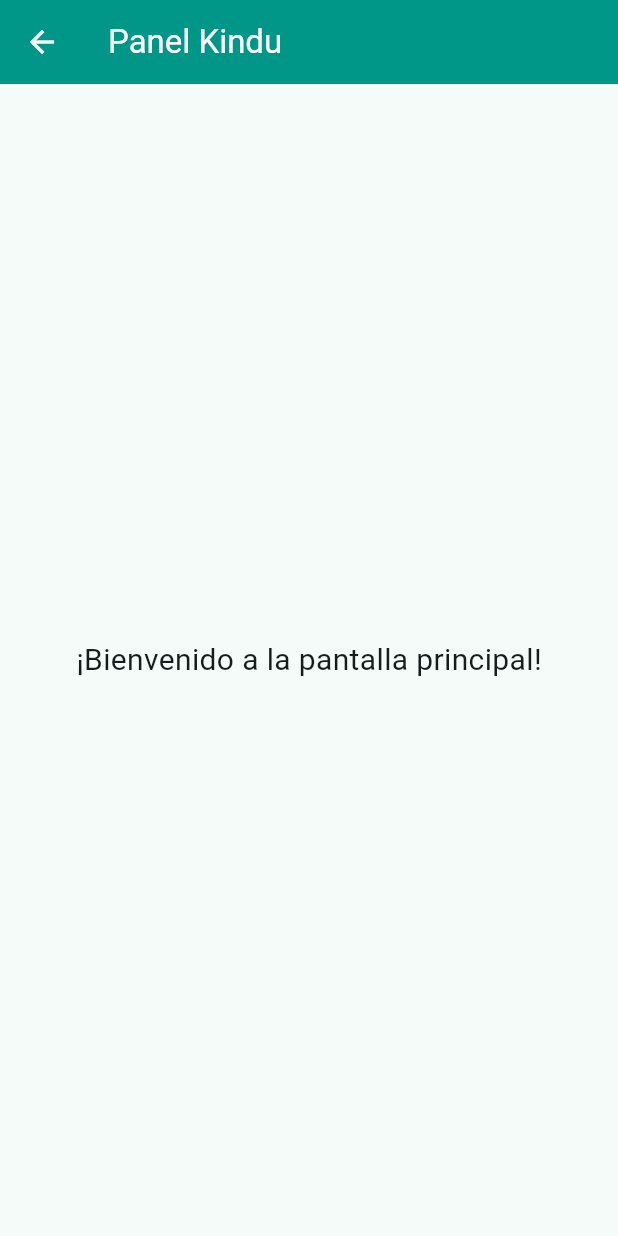
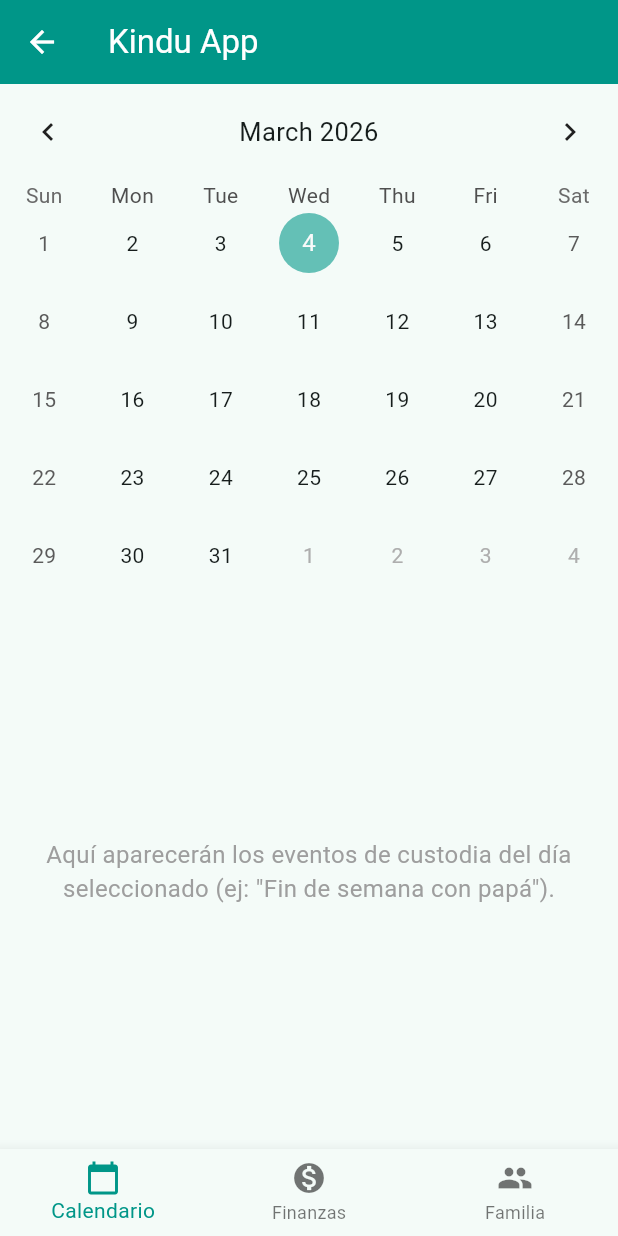
Before and after one commit to albertodev91/kindu, a Flutter app: the HomeScreen screen opened directly, on a phone screen of 412 x 824 dp. Run offline on Flutter 3.47's test engine with Material 3 defaults, Android fonts, the light colour scheme and no system bars; drawn by our look-alikes of table_calendar.

Commit message:
feat: Implementación del calendario adaptativo en la Home y corrección de navegación Auth

```diff
--- a/lib/screens/home_screen.dart
+++ b/lib/screens/home_screen.dart
@@ -1,22 +1,134 @@
 import 'package:flutter/material.dart';
+import 'package:table_calendar/table_calendar.dart'; // ¡La nueva librería en acción!
 
-class HomeScreen extends StatelessWidget {
+class HomeScreen extends StatefulWidget {
   const HomeScreen({super.key});
+
+  @override
+  State<HomeScreen> createState() => _HomeScreenState();
+}
+
+class _HomeScreenState extends State<HomeScreen> {
+  int _selectedIndex = 0;
+
+  // Ya no es 'const' porque el calendario tiene estado (días seleccionados)
+  late final List<Widget> _widgetOptions;
+
+  @override
+  void initState() {
+    super.initState();
+    _widgetOptions = <Widget>[
+      const CalendarTab(), // <-- Aquí llamamos a tu nuevo calendario real
+
+      // 2. Finanzas (Gastos)
+      Center(child: Column(
+        mainAxisAlignment: MainAxisAlignment.center,
+        children: const [
+          Icon(Icons.account_balance_wallet, size: 100, color: Colors.orange),
+          Text('Módulo de Finanzas', style: TextStyle(fontSize: 24, fontWeight: FontWeight.bold)),
+          Text('Balance de saldos'),
+        ],
+      )),
+
+      // 3. Familia (Gestión y Código)
+      Center(child: Column(
+        mainAxisAlignment: MainAxisAlignment.center,
+        children: const [
+          Icon(Icons.family_restroom, size: 100, color: Colors.blue),
+          Text('Gestión de Familia', style: TextStyle(fontSize: 24, fontWeight: FontWeight.bold)),
+          Text('Código de invitación: KINDU-2024'),
+        ],
+      )),
+    ];
+  }
+
+  void _onItemTapped(int index) {
+    setState(() {
+      _selectedIndex = index;
+    });
+  }
 
   @override
   Widget build(BuildContext context) {
     return Scaffold(
       appBar: AppBar(
-        title: const Text('Panel Kindu'),
+        title: const Text('Kindu App'),
         backgroundColor: Colors.teal,
         foregroundColor: Colors.white,
       ),
-      body: const Center(
-        child: Text(
-          '¡Bienvenido a la pantalla principal!',
-          style: TextStyle(fontSize: 20),
-        ),
+      body: _widgetOptions.elementAt(_selectedIndex),
+      bottomNavigationBar: BottomNavigationBar(
+        items: const <BottomNavigationBarItem>[
+          BottomNavigationBarItem(icon: Icon(Icons.calendar_today), label: 'Calendario'),
+          BottomNavigationBarItem(icon: Icon(Icons.monetization_on), label: 'Finanzas'),
+          BottomNavigationBarItem(icon: Icon(Icons.people), label: 'Familia'),
+        ],
+        currentIndex: _selectedIndex,
+        selectedItemColor: Colors.teal,
+        onTap: _onItemTapped,
       ),
     );
   }
 }
+
+// --- SUB-PANTALLA: CALENDARIO DE KINDU ---
+class CalendarTab extends StatefulWidget {
+  const CalendarTab({super.key});
+
+  @override
+  State<CalendarTab> createState() => _CalendarTabState();
+}
+
+class _CalendarTabState extends State<CalendarTab> {
+  DateTime _focusedDay = DateTime.now();
+  DateTime? _selectedDay;
+
+  @override
+  Widget build(BuildContext context) {
+    return Column(
+      children: [
+        TableCalendar(
+          firstDay: DateTime.utc(2023, 1, 1), // Rango inicio
+          lastDay: DateTime.utc(2030, 12, 31), // Rango fin
+          focusedDay: _focusedDay,
+          selectedDayPredicate: (day) {
+            return isSameDay(_selectedDay, day);
+          },
+          onDaySelected: (selectedDay, focusedDay) {
+            setState(() {
+              _selectedDay = selectedDay;
+              _focusedDay = focusedDay; // Actualiza el mes si cambias de mes al hacer clic
+            });
+          },
+          // Estilos con los colores de tu app
+          calendarStyle: const CalendarStyle(
+            todayDecoration: BoxDecoration(
+              color: Color.fromARGB(150, 0, 150, 136), // Un Teal más clarito para hoy
+              shape: BoxShape.circle,
+            ),
+            selectedDecoration: BoxDecoration(
+              color: Colors.teal, // Teal fuerte para el día seleccionado
+              shape: BoxShape.circle,
+            ),
+          ),
+          headerStyle: const HeaderStyle(
+            formatButtonVisible: false, // Oculta un botón raro que viene por defecto
+            titleCentered: true,
+          ),
+        ),
+        const Expanded(
+          child: Center(
+            child: Padding(
+              padding: EdgeInsets.all(20.0),
+              child: Text(
+                'Aquí aparecerán los eventos de custodia del día seleccionado (ej: "Fin de semana con papá").',
+                textAlign: TextAlign.center,
+                style: TextStyle(color: Colors.grey, fontSize: 16),
+              ),
+            ),
+          ),
+        ),
+      ],
+    );
+  }
+}
--- a/pubspec.yaml
+++ b/pubspec.yaml
@@ -39,6 +39,7 @@
   cloud_firestore: ^6.1.3
   firebase_storage: ^13.1.0
   image_picker: ^1.2.1
+  table_calendar: ^3.2.0
 
 dev_dependencies:
   flutter_test:
```
Also changed, not shown: lib/screens/login_screen.dart (+21 -9 lines), lib/screens/register_screen.dart (added, +65 -0 lines), pubspec.lock, 1 other file.
